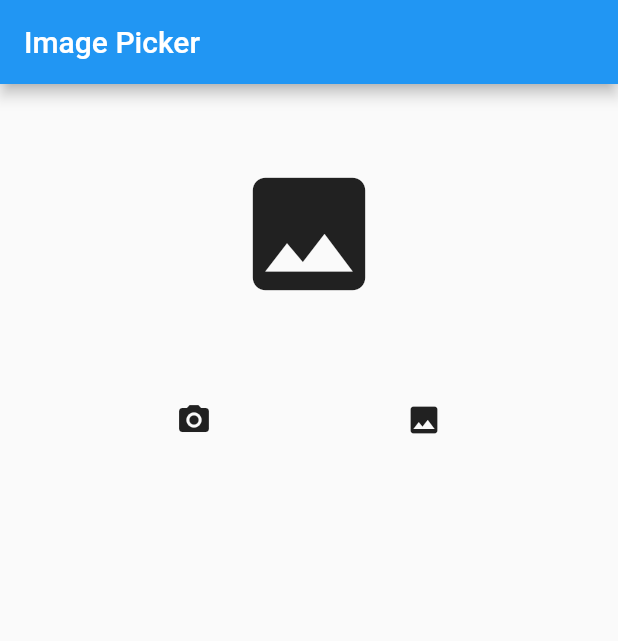
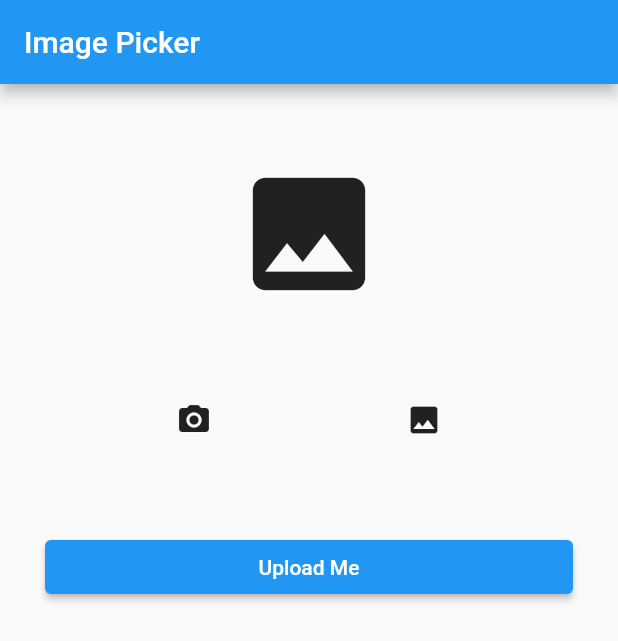
Before and after one commit to deepsingh44/flutter_project_demo, a Flutter app: the screen it shows after launch, after a tap on the "image" icon, on a phone screen of 412 x 824 dp. Shown: the top 641 px of the screen. Run offline on Flutter 3.47's test engine with Material 2 defaults, Android fonts, the phone set to English and light mode, and no system bars; our stand-ins replace carousel_slider, firebase_database, fluttertoast, google_maps_flutter, image_picker, share and 2 more; accounts and stored records are empty.

Commit message:
Image from gallery and camera in Flutter done.

```diff
--- a/lib/imagepicker/image_picker.dart
+++ b/lib/imagepicker/image_picker.dart
@@ -1,4 +1,4 @@
-
+import 'dart:convert';
 import 'dart:io';
 
 import 'package:flutter/material.dart';
@@ -11,21 +11,23 @@ class MyImagePicker extends StatefulWidget {
 
 class _MyImagePickerState extends State<MyImagePicker> {
   PickedFile _image;
+
   _imgFromCamera() async {
-     PickedFile image= await ImagePicker().getImage(source: ImageSource.camera, imageQuality: 50);
-     setState(() {
-       _image=image;
-     });
+    PickedFile image = await ImagePicker()
+        .getImage(source: ImageSource.camera, imageQuality: 50);
+    setState(() {
+      _image = image;
+    });
   }
 
   _imgFromGallery() async {
-    PickedFile image = await ImagePicker().getImage(source: ImageSource.gallery, imageQuality: 50);
+    PickedFile image = await ImagePicker()
+        .getImage(source: ImageSource.gallery, imageQuality: 50);
     setState(() {
-      _image=image;
+      _image = image;
+      image.readAsBytes();
     });
   }
-
-
 
   @override
   Widget build(BuildContext context) {
@@ -39,7 +41,12 @@ class _MyImagePickerState extends State<MyImagePicker> {
             Container(
               width: 200,
               height: 200,
-              child: (_image!=null)?Image.file(File(_image.path)):Icon(Icons.image,size: 100,),
+              child: (_image != null)
+                  ? Image.file(File(_image.path))
+                  : Icon(
+                      Icons.image,
+                      size: 100,
+                    ),
             ),
             Row(
               mainAxisAlignment: MainAxisAlignment.spaceEvenly,
@@ -58,12 +65,28 @@ class _MyImagePickerState extends State<MyImagePicker> {
                 ),
               ],
             ),
+            SizedBox(
+              height: 50,
+            ),
+            Container(
+              width: MediaQuery.of(context).size.width,
+              margin: EdgeInsets.only(left: 30,right: 30),
+              child: ElevatedButton(
+                child: Text("Upload Me"),
+                onPressed: (){
+                  _upload(_image);
+                },
+              ),
+            ),
           ],
         ),
       ),
     );
   }
 
-
-
+  void _upload(PickedFile file) {
+    final bytes = File(file.path).readAsBytesSync();
+    String img64 = base64Encode(bytes);
+    print(img64.length);
+  }
 }
```
